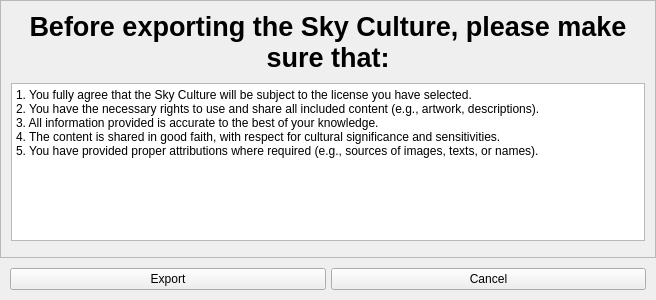
This is plugins/SkyCultureMaker/src/gui/scmSkyCultureExportDialog.ui in Stellarium/stellarium as Qt 5 draws it before an edit. The edited form follows.
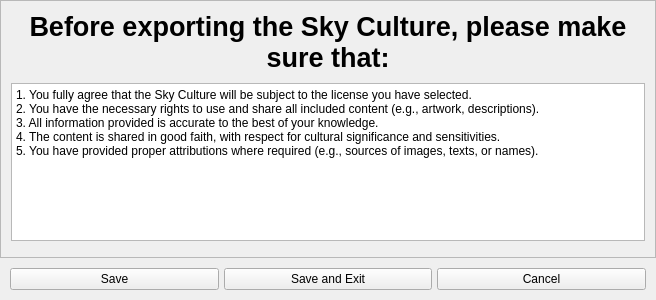
This is the edited form. Custom widgets are drawn as their Qt base class.

Commit message: feat: save and exit scm (#107)

```diff
--- a/plugins/SkyCultureMaker/src/gui/scmSkyCultureExportDialog.ui
+++ b/plugins/SkyCultureMaker/src/gui/scmSkyCultureExportDialog.ui
@@ -160,7 +160,14 @@
      <item>
       <widget class="QPushButton" name="exportBtn">
        <property name="text">
-        <string>Export</string>
+        <string>Save</string>
+       </property>
+      </widget>
+     </item>
+     <item>
+      <widget class="QPushButton" name="saveAndExitBtn">
+       <property name="text">
+        <string>Save and Exit</string>
        </property>
       </widget>
      </item>
```
Left out of the diff: 2 changed lines with no effect on the pictures. The commit also changes 9 other files.
